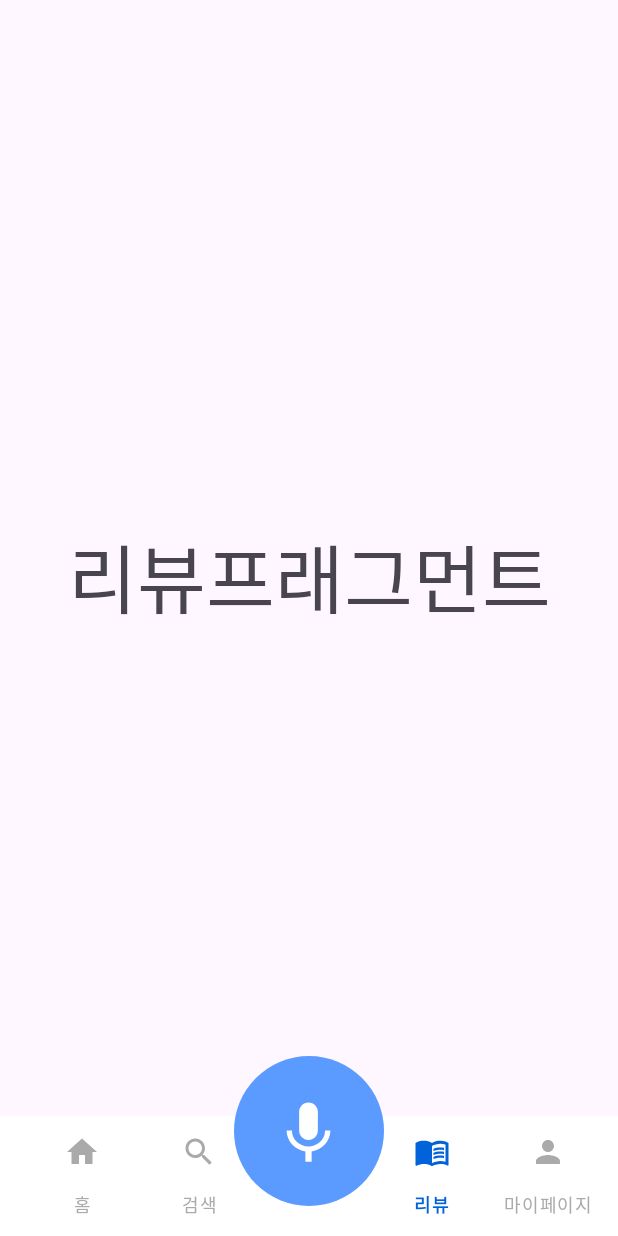
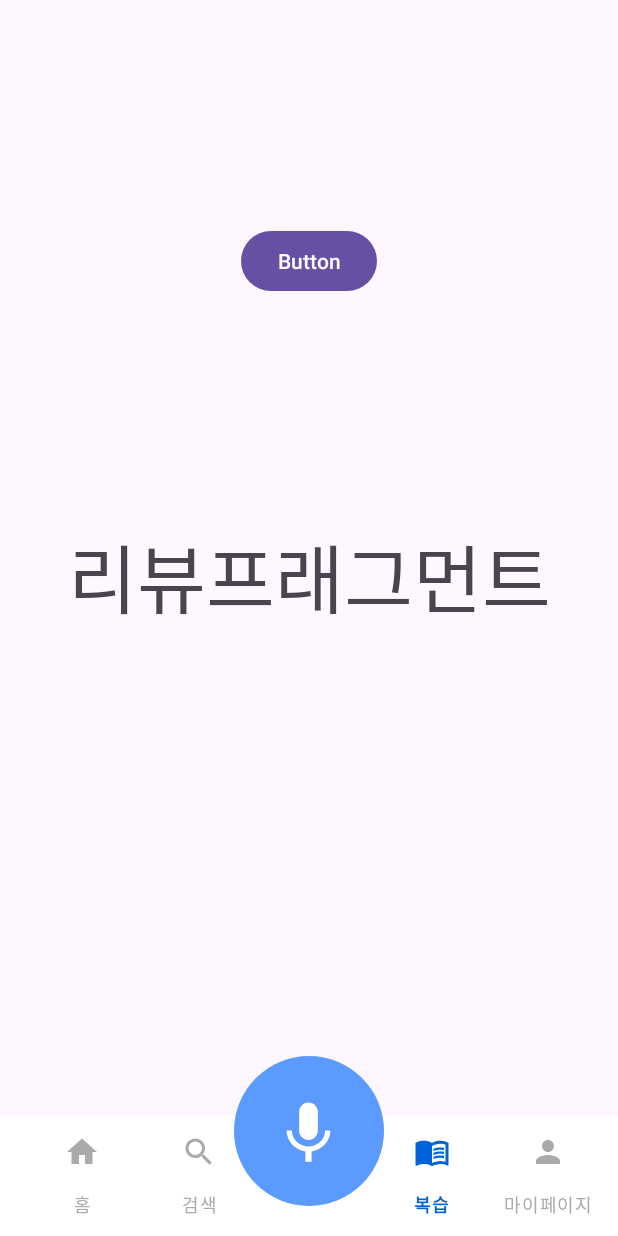
Before and after one commit to O-GAMJA/Tokkit_Frontend, an Android app: the screen it shows after launch (MainActivity), item 4 of the bottom bar chosen, on a phone screen of 412 x 824 dp. Run offline under Robolectric (Android 15) with nearby library versions, the phone set to English and light mode, and no system bars.

Commit message:
:sparkles: [#6] 망각곡선 그래프 테스트 버전

```diff
--- a/app/build.gradle.kts
+++ b/app/build.gradle.kts
@@ -6,6 +6,10 @@ plugins {
 android {
     namespace = "com.example.tokkit"
     compileSdk = 35
+
+    buildFeatures {
+        viewBinding = true
+    }
 
     defaultConfig {
         applicationId = "com.example.tokkit"
@@ -44,4 +48,5 @@ dependencies {
     testImplementation(libs.junit)
     androidTestImplementation(libs.androidx.junit)
     androidTestImplementation(libs.androidx.espresso.core)
+    implementation ("com.github.PhilJay:MPAndroidChart:v3.1.0")
 }
--- a/app/src/main/AndroidManifest.xml
+++ b/app/src/main/AndroidManifest.xml
@@ -21,6 +21,7 @@
                 <category android:name="android.intent.category.LAUNCHER" />
             </intent-filter>
         </activity>
+        <activity android:name=".ReviewActivity"/>
     </application>
 
 </manifest>
--- a/app/src/main/java/com/example/tokkit/ReviewFragment.kt
+++ b/app/src/main/java/com/example/tokkit/ReviewFragment.kt
@@ -1,17 +1,38 @@
 package com.example.tokkit
 
+import android.content.Intent
 import android.os.Bundle
 import android.view.LayoutInflater
 import android.view.View
 import android.view.ViewGroup
 import androidx.fragment.app.Fragment
+import com.example.tokkit.databinding.FragmentReviewBinding
 
 class ReviewFragment : Fragment() {
+
+    private var _binding: FragmentReviewBinding? = null
+    private val binding get() = _binding!!
+
     override fun onCreateView(
         inflater: LayoutInflater,
         container: ViewGroup?,
         savedInstanceState: Bundle?
     ): View? {
-        return inflater.inflate(R.layout.fragment_review, container, false)
+        _binding = FragmentReviewBinding.inflate(inflater, container, false)
+        return binding.root
+    }
+
+    override fun onViewCreated(view: View, savedInstanceState: Bundle?) {
+        super.onViewCreated(view, savedInstanceState)
+
+        binding.button.setOnClickListener {
+            val intent = Intent(requireContext(), ReviewActivity::class.java)
+            startActivity(intent)
+        }
+    }
+
+    override fun onDestroyView() {
+        super.onDestroyView()
+        _binding = null
     }
 }
--- a/app/src/main/res/layout/fragment_review.xml
+++ b/app/src/main/res/layout/fragment_review.xml
@@ -1,10 +1,12 @@
 <?xml version="1.0" encoding="utf-8"?>
 <androidx.constraintlayout.widget.ConstraintLayout xmlns:android="http://schemas.android.com/apk/res/android"
+    xmlns:tools="http://schemas.android.com/tools"
     android:layout_width="match_parent"
     android:layout_height="match_parent"
     xmlns:app="http://schemas.android.com/apk/res-auto">
 
     <TextView
+        android:id="@+id/textView"
         android:layout_width="wrap_content"
         android:layout_height="wrap_content"
         android:text="리뷰프래그먼트"
@@ -14,4 +16,16 @@
         app:layout_constraintStart_toStartOf="parent"
         app:layout_constraintTop_toTopOf="parent" />
 
+    <Button
+        android:id="@+id/button"
+        android:layout_width="wrap_content"
+        android:layout_height="wrap_content"
+        android:text="Button"
+        app:layout_constraintBottom_toTopOf="@+id/textView"
+        app:layout_constraintEnd_toEndOf="parent"
+        app:layout_constraintStart_toStartOf="parent"
+        app:layout_constraintTop_toTopOf="parent"
+        tools:ignore="MissingConstraints" />
+
+
 </androidx.constraintlayout.widget.ConstraintLayout>
--- a/app/src/main/res/menu/menu_bottom_nav.xml
+++ b/app/src/main/res/menu/menu_bottom_nav.xml
@@ -19,8 +19,8 @@
 
     <item
         android:id="@+id/fragment_review"
-        android:title="리뷰"
-        android:icon="@drawable/ic_review"/>
+        android:icon="@drawable/ic_review"
+        android:title="복습" />
 
     <item
         android:id="@+id/fragment_settings"
--- a/settings.gradle.kts
+++ b/settings.gradle.kts
@@ -9,6 +9,7 @@ pluginManagement {
         }
         mavenCentral()
         gradlePluginPortal()
+        maven(url = "https://jitpack.io")
     }
 }
 dependencyResolutionManagement {
@@ -16,6 +17,7 @@ dependencyResolutionManagement {
     repositories {
         google()
         mavenCentral()
+        maven(url = "https://jitpack.io")
     }
 }
 
```
Also changed, not shown: app/src/main/java/com/example/tokkit/ReviewActivity.kt (added, +98 -0 lines), app/src/main/res/layout/activity_review.xml (added, +21 -0 lines).
